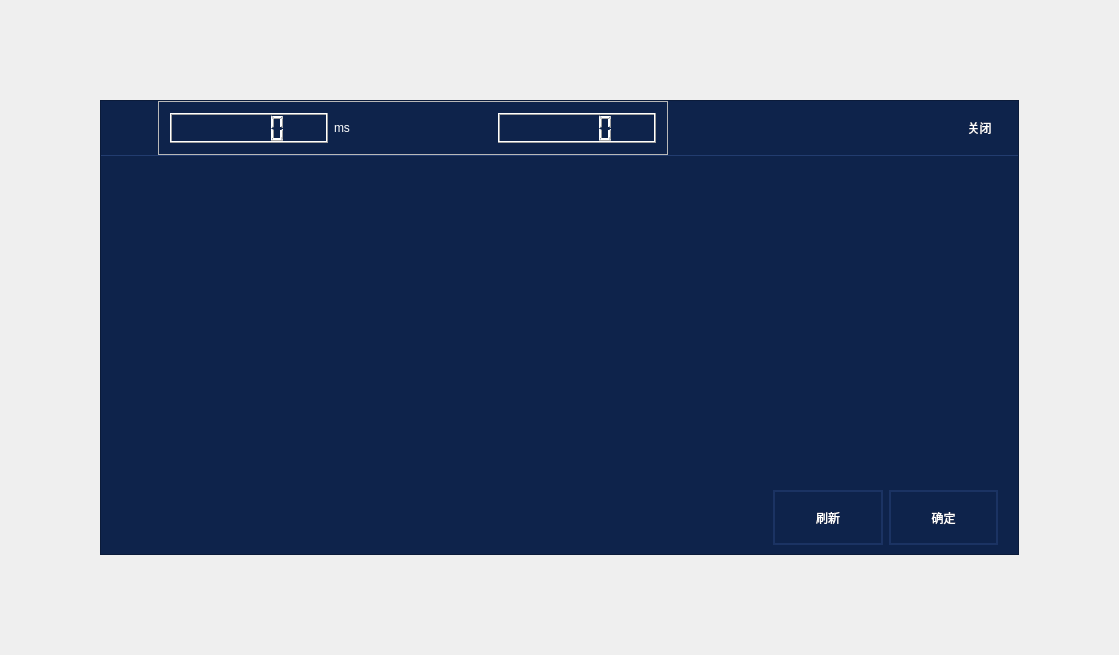
The window that SmartCabinet/Rfid/RfidTest/frmrfid.ui (birdman1992/SmartCabinet) describes before a commit, drawn with Qt 5.
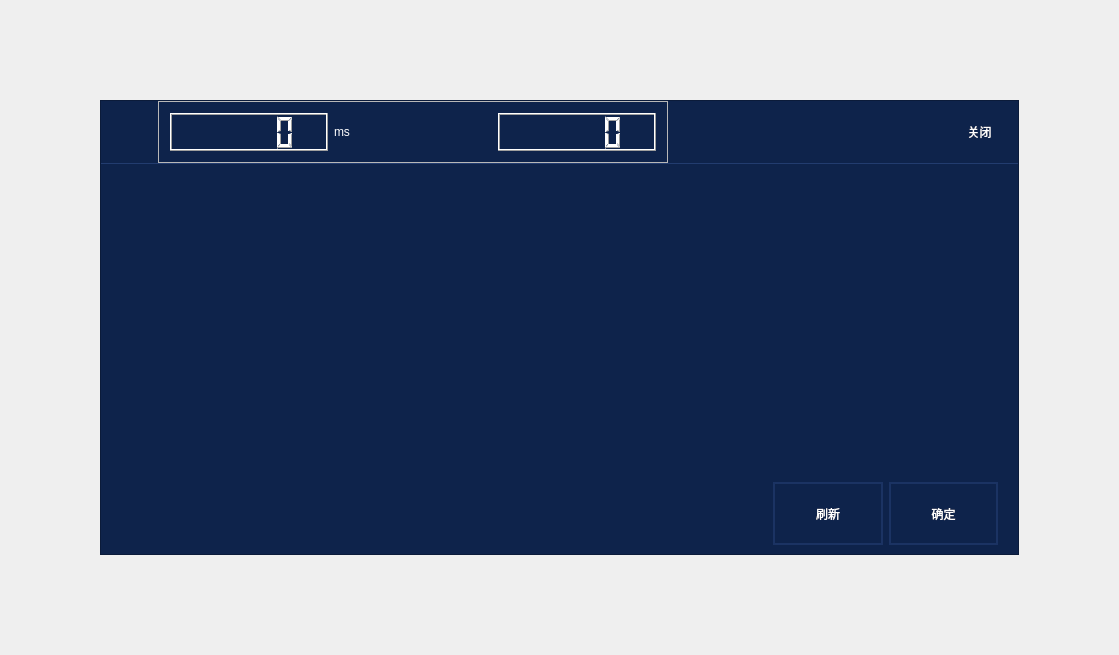
The same window after the commit.

```diff
--- a/SmartCabinet/Rfid/RfidTest/frmrfid.ui
+++ b/SmartCabinet/Rfid/RfidTest/frmrfid.ui
@@ -243,7 +243,7 @@
          </layout>
         </widget>
         <widget class="QWidget" name="page_tab">
-         <layout class="QVBoxLayout" name="verticalLayout_3" stretch="1,6,1">
+         <layout class="QVBoxLayout" name="verticalLayout_3" stretch="1,5,1">
           <property name="spacing">
            <number>4</number>
           </property>
```
